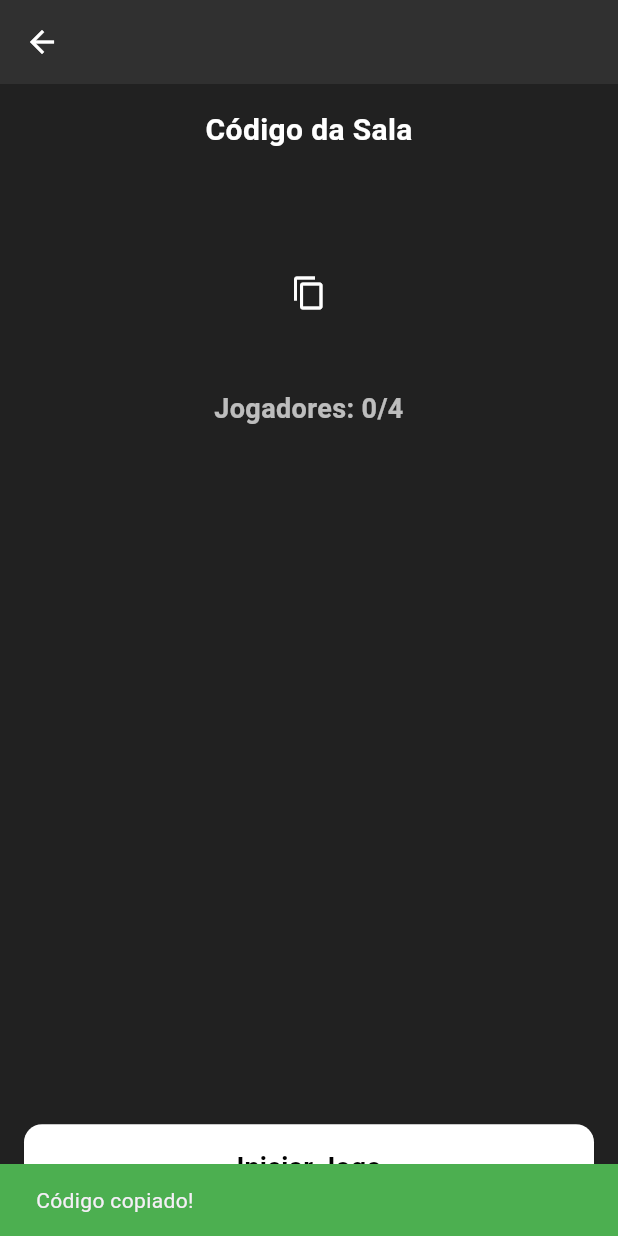
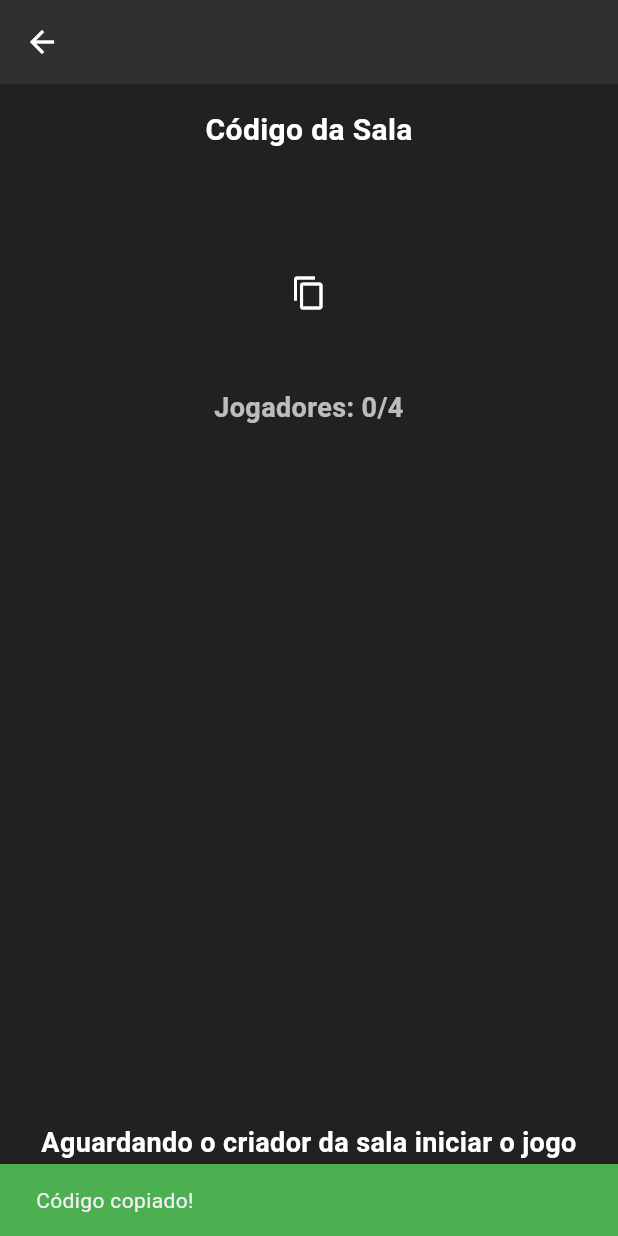
Before and after one commit to ErnestoMoraes/triviapp, a Flutter app: the WaitingRoomScreen screen opened directly with empty values, after a tap on the "content copy" icon, on a phone screen of 412 x 824 dp. Run offline on Flutter 3.47's test engine with Material 3 defaults, Android fonts, the phone set to English and light mode, and no system bars; our stand-ins replace cloud_firestore, dio, firebase_auth, firebase_core, flip_card, flutter_svg and 3 more; accounts and stored records are empty; network calls fail.

```diff
--- a/lib/screens/wait_screen.dart
+++ b/lib/screens/wait_screen.dart
@@ -23,11 +23,21 @@ class WaitingRoomScreenState extends State<WaitingRoomScreen> {
   final RoomService _roomService = RoomService();
   List<CompetitorModel> competitors = [];
   final int maxCompetitors = 4;
+  bool _isCreator = false;
 
   @override
   void initState() {
     super.initState();
     _listenForRoomUpdates();
+    _checkIfCreator();
+  }
+
+  void _checkIfCreator() async {
+    bool isCreator =
+        await _roomService.isCreatorRoom(widget.roomId, widget.userId);
+    setState(() {
+      _isCreator = isCreator;
+    });
   }
 
   void _listenForRoomUpdates() {
@@ -88,7 +98,8 @@ class WaitingRoomScreenState extends State<WaitingRoomScreen> {
                     const SizedBox(height: 40),
                     _buildCompetitorsSection(constraints),
                     const SizedBox(height: 40),
-                    ElevatedButton(
+                    _isCreator
+                        ? ElevatedButton(
                             onPressed: () async {
                               if (competitors.length >= 2) {
                                 await _roomService.startGame(
@@ -118,6 +129,15 @@ class WaitingRoomScreenState extends State<WaitingRoomScreen> {
                                 fontWeight: FontWeight.bold,
                               ),
                             ),
+                          )
+                        : Text(
+                            "Aguardando o criador da sala iniciar o jogo \nou\n Aguarde mais jogadores para começar o jogo",
+                            style: GoogleFonts.roboto(
+                              fontSize: 18,
+                              color: Colors.white,
+                              fontWeight: FontWeight.bold,
+                            ),
+                            textAlign: TextAlign.center,
                           ),
                   ],
                 ),
--- a/lib/services/room.dart
+++ b/lib/services/room.dart
@@ -56,6 +56,15 @@ class RoomService {
     }
   }
 
+  Future<bool> isCreatorRoom(String roomId, String userId) async {
+    final doc = await _firestore.collection('rooms').doc(roomId).get();
+    if (doc.exists) {
+      final data = doc.data() as Map<String, dynamic>;
+      return data['competitors'].keys.first == userId;
+    }
+    return false;
+  }
+
   Future<bool> joinRoom(
     String roomId,
     String userId,
```
Also changed, not shown: lib/screens/trivia_screen.dart (+98 -57 lines), lib/services/multiplayer.dart (+29 -0 lines). Lines whose indentation alone changed are shown as unchanged.
